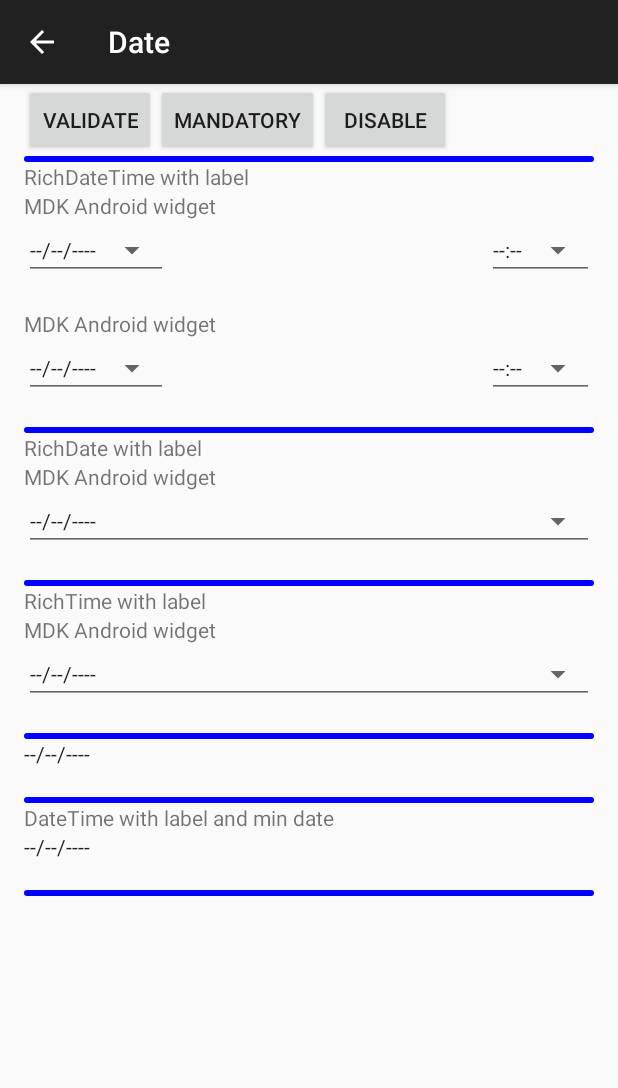
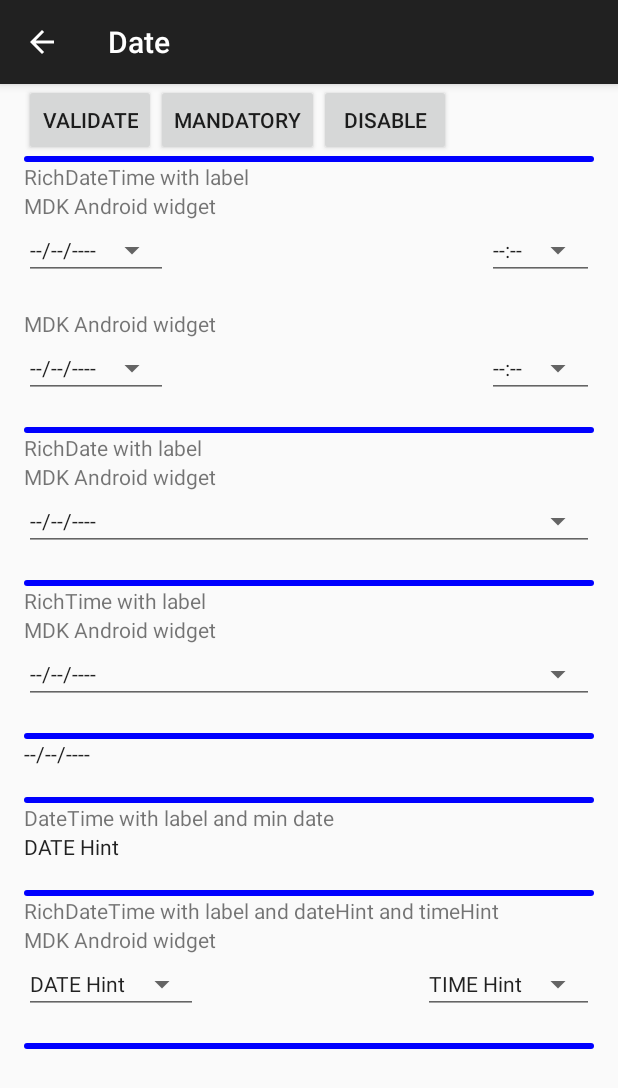
Before and after one commit to MovalysMDK/mdk-android-widget, an Android app: the DateActivity screen opened directly, with no data from a screen before it, on a phone screen of 412 x 824 dp. Shown: the top 1088 px of the screen. Run offline under Robolectric (Android 15) with nearby library versions, the phone set to English and light mode, and no system bars; libraries missing offline, so code that uses them is left out: android.support.v7; 2 statements that could not run were skipped.

Commit message:
MDK-439: gestion des date hint et time hint.

```diff
--- a/basic/src/main/java/com/soprasteria/movalysmdk/widget/basic/MDKDateTime.java
+++ b/basic/src/main/java/com/soprasteria/movalysmdk/widget/basic/MDKDateTime.java
@@ -236,6 +236,17 @@ public class MDKDateTime extends MDKTintedTextView implements MDKWidget, MDKRest
         this.mdkDateTimePickerWidgetDelegate.setDisplayedDate(date);
     }
 
+    @Override
+    public void setDateHint(String dateHint) {
+        mdkDateTimePickerWidgetDelegate.setDateHint(dateHint);
+    }
+
+    @Override
+    public void setTimeHint(String timeHint) {
+        mdkDateTimePickerWidgetDelegate.setTimeHint(timeHint);
+
+    }
+
     /**
      * Sets the displayed time.
      * @param time the new time
--- a/core/src/main/java/com/soprasteria/movalysmdk/widget/core/MDKBaseRichDateWidget.java
+++ b/core/src/main/java/com/soprasteria/movalysmdk/widget/core/MDKBaseRichDateWidget.java
@@ -16,6 +16,7 @@
 package com.soprasteria.movalysmdk.widget.core;
 
 import android.content.Context;
+import android.content.res.TypedArray;
 import android.support.annotation.LayoutRes;
 import android.support.annotation.StyleableRes;
 import android.util.AttributeSet;
@@ -24,6 +25,7 @@ import android.view.View;
 import com.soprasteria.movalysmdk.widget.core.behavior.HasChangeListener;
 import com.soprasteria.movalysmdk.widget.core.behavior.HasDate;
 import com.soprasteria.movalysmdk.widget.core.behavior.HasValidator;
+import com.soprasteria.movalysmdk.widget.core.delegate.MDKDateTimePickerWidgetDelegate;
 import com.soprasteria.movalysmdk.widget.core.listener.ChangeListener;
 
 import java.util.Date;
@@ -50,6 +52,7 @@ public class MDKBaseRichDateWidget<T extends MDKWidget & MDKRestorableWidget & H
      */
     public MDKBaseRichDateWidget(@LayoutRes int layoutWithLabelId, @LayoutRes int layoutWithoutLabelId, Context context, AttributeSet attrs) {
         super(layoutWithLabelId, layoutWithoutLabelId, context, attrs);
+        init(context, attrs);
     }
 
     /**
@@ -62,6 +65,7 @@ public class MDKBaseRichDateWidget<T extends MDKWidget & MDKRestorableWidget & H
      */
     public MDKBaseRichDateWidget(@LayoutRes int layoutWithLabelId, @LayoutRes int layoutWithoutLabelId, Context context, AttributeSet attrs, @StyleableRes int defStyleAttr) {
         super(layoutWithLabelId, layoutWithoutLabelId, context, attrs, defStyleAttr);
+        init(context, attrs);
     }
 
     @Override
@@ -91,7 +95,40 @@ public class MDKBaseRichDateWidget<T extends MDKWidget & MDKRestorableWidget & H
     }
 
     @Override
+    public void setDateHint(String dateHint) {
+        getInnerWidget().setDateHint(dateHint);
+    }
+
+    @Override
+    public void setTimeHint(String timeHint) {
+        getInnerWidget().setTimeHint(timeHint);
+
+    }
+
+    @Override
     public void registerChangeListener(ChangeListener listener) {
         this.getInnerWidget().registerChangeListener(listener);
     }
+
+    /**
+     * Initialization.
+     * @param context the context
+     * @param attrs attributes
+     */
+    private final void init(Context context, AttributeSet attrs){
+        //getInnerWidget().setDateHint(attrs.getS)
+        TypedArray typedArray = context.obtainStyledAttributes(attrs, R.styleable.MDKCommons_MDKDateTimePickerComponent);
+        String dateHint = typedArray.getString(R.styleable.MDKCommons_MDKDateTimePickerComponent_dateHint);
+        if (dateHint == null) {
+            dateHint = MDKDateTimePickerWidgetDelegate.DEFAULT_DATE_HINT_TEXT;
+        }
+        String timeHint = typedArray.getString(R.styleable.MDKCommons_MDKDateTimePickerComponent_timeHint);
+        if (timeHint == null) {
+            timeHint = MDKDateTimePickerWidgetDelegate.DEFAULT_TIME_HINT_TEXT;
+        }
+
+        getInnerWidget().setDateHint(dateHint);
+        getInnerWidget().setTimeHint(timeHint);
+
+    }
 }
--- a/core/src/main/java/com/soprasteria/movalysmdk/widget/core/MDKDate.java
+++ b/core/src/main/java/com/soprasteria/movalysmdk/widget/core/MDKDate.java
@@ -16,6 +16,7 @@
 package com.soprasteria.movalysmdk.widget.core;
 
 import android.support.annotation.IntDef;
+import android.util.Log;
 
 import java.lang.annotation.Retention;
 import java.lang.annotation.RetentionPolicy;
@@ -39,6 +40,11 @@ import java.util.Date;
 public class MDKDate {
 
     //FIXME SMA : cette classe ne me semble pas dans le bon package à voir avec LMI
+
+    /**
+     * Log tag.
+     */
+    public static final String LOG_TAG = "MDKDate";
 
     /** The date and time are not null. */
     public static final int DATE_TIME_NOT_NULL = 0;
@@ -68,10 +74,8 @@ public class MDKDate {
             Date tmpDate = dateFormat.parse(stringDate);
             setDate(tmpDate);
         } catch (ParseException e) {
-            e.printStackTrace();
-            // TODO mettre la bonne exception
+            Log.e(LOG_TAG, "Parsing date failure", e);
         }
-
     }
 
     /**
--- a/core/src/main/java/com/soprasteria/movalysmdk/widget/core/behavior/HasDate.java
+++ b/core/src/main/java/com/soprasteria/movalysmdk/widget/core/behavior/HasDate.java
@@ -33,4 +33,16 @@ public interface HasDate {
      * @param date the new date
      */
     void setDate(Date date);
+
+    /**
+     * Setter date hint.
+     * @param dateHint the new date hint
+     */
+    void setDateHint(String dateHint);
+
+    /**
+     * Setter time hint.
+     * @param timeHint the new time hint
+     */
+    void setTimeHint(String timeHint);
 }
--- a/core/src/main/java/com/soprasteria/movalysmdk/widget/core/delegate/MDKDateTimePickerWidgetDelegate.java
+++ b/core/src/main/java/com/soprasteria/movalysmdk/widget/core/delegate/MDKDateTimePickerWidgetDelegate.java
@@ -56,13 +56,11 @@ public class MDKDateTimePickerWidgetDelegate extends MDKWidgetDelegate implement
     /**
      * NULL_DATE_TEXT.
      */
-    //FIXME a remplacer par un hint
-    private static final String NULL_DATE_TEXT = "--/--/----";
+    public static final String DEFAULT_DATE_HINT_TEXT = "--/--/----";
     /**
      * NULL_TIME_TEXT.
      */
-    //FIXME a remplacer par un hint
-    private static final String NULL_TIME_TEXT = "--:--";
+    public static final String DEFAULT_TIME_HINT_TEXT = "--:--";
 
     /**
      * notify change listeners.
@@ -86,6 +84,11 @@ public class MDKDateTimePickerWidgetDelegate extends MDKWidgetDelegate implement
     private int dateViewId;
     /** ID of the time TextView. */
     private int timeViewId;
+
+    /** Date hint.*/
+    private String dateHint;
+    /** Time hint.*/
+    private String timeHint;
     /** Cached reference of the date view. */
     private WeakReference<View> cachedDateView;
     /** Cached reference of the time view. */
@@ -98,12 +101,6 @@ public class MDKDateTimePickerWidgetDelegate extends MDKWidgetDelegate implement
     private DateFormat timeFormatter;
     /** If true, the time input is in 24H format. */
     private boolean is24HourFormat;
-    /** String used when the date is null. */
-    //FIXME construction étrange la variable ne semble pas servir
-    private String nullDateText = NULL_DATE_TEXT;
-    /** String used when the time is null. */
-    //FIXME construction étrange la variable ne semble pas servir
-    private String nullTimeText = NULL_TIME_TEXT;
 
     /** True if the component is enabled. */
     private boolean enabled = true;
@@ -142,6 +139,14 @@ public class MDKDateTimePickerWidgetDelegate extends MDKWidgetDelegate implement
         String dateFormatPattern = typedArray.getString(R.styleable.MDKCommons_MDKDateTimePickerComponent_dateFormat);
         String timeFormatPattern = typedArray.getString(R.styleable.MDKCommons_MDKDateTimePickerComponent_timeFormat);
 
+        dateHint = typedArray.getString(R.styleable.MDKCommons_MDKDateTimePickerComponent_dateHint);
+        if (dateHint == null) {
+            dateHint = DEFAULT_DATE_HINT_TEXT;
+        }
+        timeHint = typedArray.getString(R.styleable.MDKCommons_MDKDateTimePickerComponent_timeHint);
+        if (timeHint == null) {
+            timeHint = DEFAULT_TIME_HINT_TEXT;
+        }
         String minString = typedArray.getString(R.styleable.MDKCommons_MDKDateTimePickerComponent_min);
         String maxString = typedArray.getString(R.styleable.MDKCommons_MDKDateTimePickerComponent_max);
 
@@ -195,6 +200,7 @@ public class MDKDateTimePickerWidgetDelegate extends MDKWidgetDelegate implement
         if (minString != null) {
             this.minMDKDate.setDate(minString, this.dateFormatter);
         }
+
         if (maxString != null) {
             this.maxMDKDate.setDate(maxString, this.dateFormatter);
         }
@@ -242,7 +248,7 @@ public class MDKDateTimePickerWidgetDelegate extends MDKWidgetDelegate implement
                     this.mdkDate.getDateState() == MDKDate.TIME_NULL) {
                 getDateTextView().setText(this.dateFormatter.format(this.mdkDate.getDate()));
             } else {
-                getDateTextView().setText(nullDateText);
+                getDateTextView().setText(dateHint);
             }
         }
         if (timeViewId != 0) {
@@ -251,7 +257,7 @@ public class MDKDateTimePickerWidgetDelegate extends MDKWidgetDelegate implement
                     this.mdkDate.getDateState() == MDKDate.DATE_NULL)  {
                 getTimeTextView().setText(this.timeFormatter.format(this.mdkDate.getDate()));
             } else {
-                getTimeTextView().setText(nullTimeText);
+                getTimeTextView().setText(timeHint);
             }
         }
     }
@@ -533,4 +539,20 @@ public class MDKDateTimePickerWidgetDelegate extends MDKWidgetDelegate implement
         this.minMDKDate.setDate(maxDate.toString(), dateFormatter);
     }
 
+    /**
+     * Setter date hint.
+     * @param dateHint the new date hint
+     */
+    public void setDateHint(String dateHint) {
+        this.dateHint = dateHint;
+    }
+
+    /**
+     * Setter time hint.
+     * @param timeHint the new time hint
+     */
+    public void setTimeHint(String timeHint) {
+        this.timeHint = timeHint;
+    }
+
 }
--- a/core/src/main/res/values/attrs.xml
+++ b/core/src/main/res/values/attrs.xml
@@ -78,6 +78,8 @@
         <attr name="timeFormat" format="string" />
         <attr name="min" format="string" />
         <attr name="max" format="string" />
+        <attr name="dateHint" format="string"/>
+        <attr name="timeHint" format="string"/>
     </declare-styleable>
 
 </resources>
--- a/sample/src/main/java/com/soprasteria/movalysmdk/widget/sample/DateActivity.java
+++ b/sample/src/main/java/com/soprasteria/movalysmdk/widget/sample/DateActivity.java
@@ -59,6 +59,11 @@ public class DateActivity extends AppCompatActivity {
      */
     private MDKDateTime richDateTimeWithLabelAndMandatoryAndMinDate;
 
+    /**
+     * MDKRichDateTime with hints (for date and time).
+     */
+    private MDKRichDateTime richDateTimeWithLabelAndMandatoryAndHints;
+
     @Override
     protected void onCreate(Bundle savedInstanceState) {
         super.onCreate(savedInstanceState);
@@ -71,6 +76,7 @@ public class DateActivity extends AppCompatActivity {
         this.richTimeWithLabelAndMandatory = (MDKRichTime)findViewById(R.id.mdkRichTime_withLabelAndMandatory);
         this.richDateTimeWithLabelAndMandatoryAndSharedError = (MDKDateTime)findViewById(R.id.mdkDateTime_withLabelAndMandatoryAndSharedError);
         this.richDateTimeWithLabelAndMandatoryAndMinDate = (MDKDateTime)findViewById(R.id.mdkDateTime_withLabelAndMandatoryAndMinDate);
+        this.richDateTimeWithLabelAndMandatoryAndHints = (MDKRichDateTime)findViewById(R.id.mdkRichDateTime_withLabelAndMandatoryAndHints);
     }
 
     /**
@@ -84,6 +90,7 @@ public class DateActivity extends AppCompatActivity {
         this.richTimeWithLabelAndMandatory.validate();
         this.richDateTimeWithLabelAndMandatoryAndSharedError.validate();
         this.richDateTimeWithLabelAndMandatoryAndMinDate.validate();
+        this.richDateTimeWithLabelAndMandatoryAndHints.validate();
     }
 
     /**
@@ -97,5 +104,6 @@ public class DateActivity extends AppCompatActivity {
         this.richTimeWithLabelAndMandatory.setEnabled(!this.richTimeWithLabelAndMandatory.isEnabled());
         this.richDateTimeWithLabelAndMandatoryAndSharedError.setEnabled(!this.richDateTimeWithLabelAndMandatoryAndSharedError.isEnabled());
         this.richDateTimeWithLabelAndMandatoryAndMinDate.setEnabled(!this.richDateTimeWithLabelAndMandatoryAndMinDate.isEnabled());
+        this.richDateTimeWithLabelAndMandatoryAndHints.setEnabled(!this.richDateTimeWithLabelAndMandatoryAndHints.isEnabled());
     }
 }
--- a/sample/src/main/res/layout/activity_date.xml
+++ b/sample/src/main/res/layout/activity_date.xml
@@ -121,7 +121,7 @@
             android:layout_width="match_parent"
             android:layout_height="4dp" />
 
-        <!-- DateTime with minDate-->
+        <!-- DateTime with minDate and datehint-->
         <TextView
             android:layout_width="match_parent"
             android:layout_height="wrap_content"
@@ -134,6 +134,7 @@
             android:layout_height="wrap_content"
             mdk:mandatory="true"
             mdk:min="2015/05/12 11:52:33"
+            mdk:dateHint="@string/dateHint"
             mdk:dateFormat="yyyy/MM/dd HH:mm:ss"
             mdk:errorId="@+id/errorText2"
             mdk:rootId="@id/root" />
@@ -149,5 +150,25 @@
             android:layout_width="match_parent"
             android:layout_height="4dp" />
 
+        <!-- RichDateTime with label, hint -->
+        <TextView
+            android:layout_width="match_parent"
+            android:layout_height="wrap_content"
+            android:text="@string/date_case_6"/>
+
+        <com.soprasteria.movalysmdk.widget.basic.MDKRichDateTime
+            android:id="@+id/mdkRichDateTime_withLabelAndMandatoryAndHints"
+            android:layout_width="match_parent"
+            android:layout_height="wrap_content"
+            mdk:dateHint="@string/dateHint"
+            mdk:timeHint="@string/timeHint"
+            mdk:label="@string/app_name"
+            mdk:mandatory="true" />
+
+        <View
+            android:background="@drawable/separator_background"
+            android:layout_width="match_parent"
+            android:layout_height="4dp" />
+
     </LinearLayout>
 </ScrollView>
--- a/sample/src/main/res/values/strings.xml
+++ b/sample/src/main/res/values/strings.xml
@@ -56,6 +56,9 @@
     <string name="date_case_3">RichTime with label</string>
     <string name="date_case_4">RichDate without label but hint</string>
     <string name="date_case_5">DateTime with label and min date</string>
+    <string name="date_case_6">RichDateTime with label and dateHint and timeHint</string>
+    <string name="dateHint">DATE Hint</string>
+    <string name="timeHint">TIME Hint</string>
     <string name="topbar_validatebutton">validate</string>
     <string name="topbar_mandatorybutton">mandatory</string>
     <string name="topbar_disablebutton">Disable</string>
```
Also changed, not shown: 1 other file.
